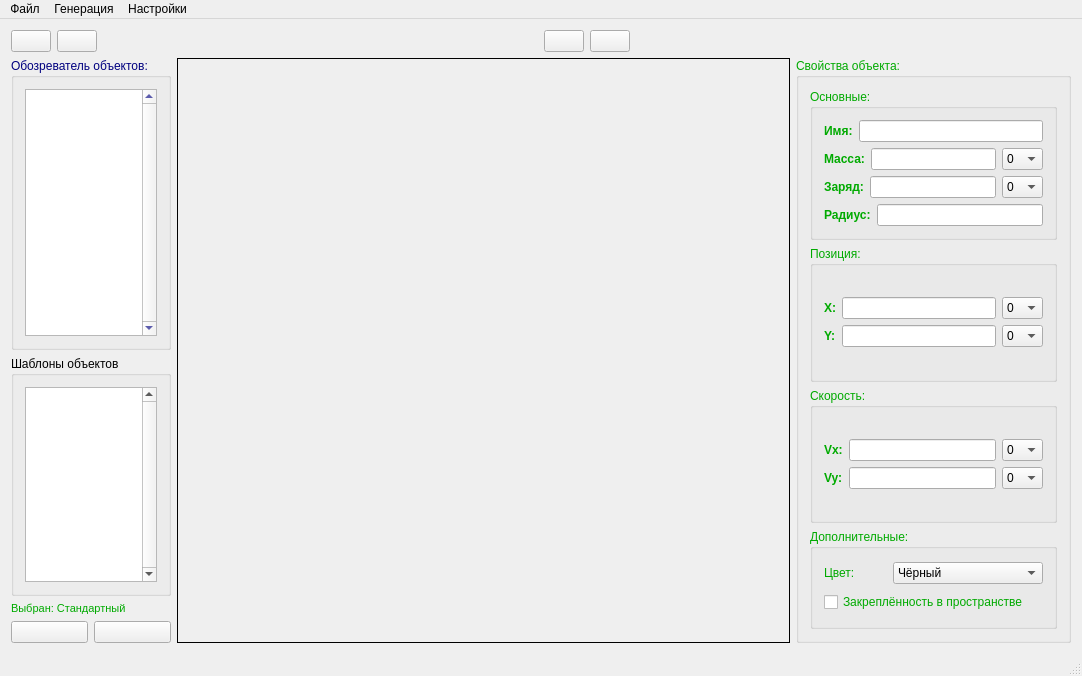
The window that mainwindow.ui (GRUB666/SPS---Simple-Physical-Simulator) describes before a commit, drawn with Qt 5.
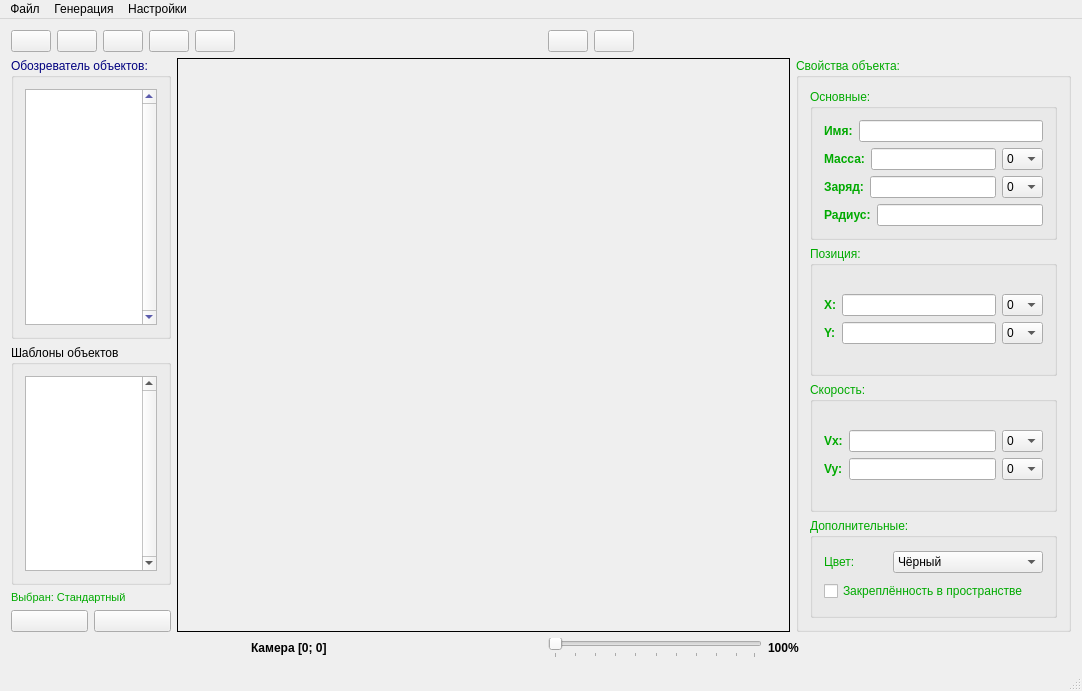
The same window after the commit. Custom widgets are drawn as their Qt base class.

The edit to the form file:
```diff
--- a/mainwindow.ui
+++ b/mainwindow.ui
@@ -7,7 +7,7 @@
     <x>0</x>
     <y>0</y>
     <width>1082</width>
-    <height>676</height>
+    <height>691</height>
    </rect>
   </property>
   <property name="windowTitle">
@@ -19,6 +19,9 @@
      <layout class="QVBoxLayout" name="verticalLayout_4">
       <item>
        <layout class="QHBoxLayout" name="horizontalLayout_2">
+        <property name="rightMargin">
+         <number>130</number>
+        </property>
         <item>
          <widget class="QPushButton" name="add_button">
           <property name="text">
@@ -33,6 +36,27 @@
           </property>
          </widget>
         </item>
+        <item>
+         <widget class="QPushButton" name="to_center_button">
+          <property name="text">
+           <string/>
+          </property>
+         </widget>
+        </item>
+        <item>
+         <widget class="QPushButton" name="to_center_button_2">
+          <property name="text">
+           <string/>
+          </property>
+         </widget>
+        </item>
+        <item>
+         <widget class="QPushButton" name="checkpoint_button">
+          <property name="text">
+           <string/>
+          </property>
+         </widget>
+        </item>
         <item>
          <spacer name="horizontalSpacer">
           <property name="orientation">
@@ -1578,6 +1602,99 @@
         </item>
        </layout>
       </item>
+      <item>
+       <layout class="QHBoxLayout" name="horizontalLayout_9" stretch="0,0,0,0,0,0">
+        <property name="leftMargin">
+         <number>25</number>
+        </property>
+        <property name="topMargin">
+         <number>0</number>
+        </property>
+        <property name="rightMargin">
+         <number>57</number>
+        </property>
+        <property name="bottomMargin">
+         <number>0</number>
+        </property>
+        <item>
+         <spacer name="horizontalSpacer_4">
+          <property name="orientation">
+           <enum>Qt::Horizontal</enum>
+          </property>
+          <property name="sizeHint" stdset="0">
+           <size>
+            <width>40</width>
+            <height>20</height>
+           </size>
+          </property>
+         </spacer>
+        </item>
+        <item>
+         <widget class="QLabel" name="cam_pos_label">
+          <property name="font">
+           <font>
+            <pointsize>9</pointsize>
+            <weight>75</weight>
+            <bold>true</bold>
+           </font>
+          </property>
+          <property name="text">
+           <string>Камера [0; 0]</string>
+          </property>
+         </widget>
+        </item>
+        <item>
+         <spacer name="horizontalSpacer_3">
+          <property name="orientation">
+           <enum>Qt::Horizontal</enum>
+          </property>
+          <property name="sizeHint" stdset="0">
+           <size>
+            <width>40</width>
+            <height>20</height>
+           </size>
+          </property>
+         </spacer>
+        </item>
+        <item>
+         <widget class="QSlider" name="scale_slider">
+          <property name="orientation">
+           <enum>Qt::Horizontal</enum>
+          </property>
+          <property name="tickPosition">
+           <enum>QSlider::TicksBelow</enum>
+          </property>
+         </widget>
+        </item>
+        <item>
+         <widget class="QLabel" name="scale_label">
+          <property name="font">
+           <font>
+            <pointsize>9</pointsize>
+            <weight>75</weight>
+            <bold>true</bold>
+           </font>
+          </property>
+          <property name="text">
+           <string>100%</string>
+          </property>
+         </widget>
+        </item>
+        <item>
+         <spacer name="horizontalSpacer_5">
+          <property name="orientation">
+           <enum>Qt::Horizontal</enum>
+          </property>
+          <property name="sizeHint" stdset="0">
+           <size>
+            <width>40</width>
+            <height>20</height>
+           </size>
+          </property>
+         </spacer>
+        </item>
+       </layout>
+      </item>
      </layout>
     </item>
    </layout>
```
